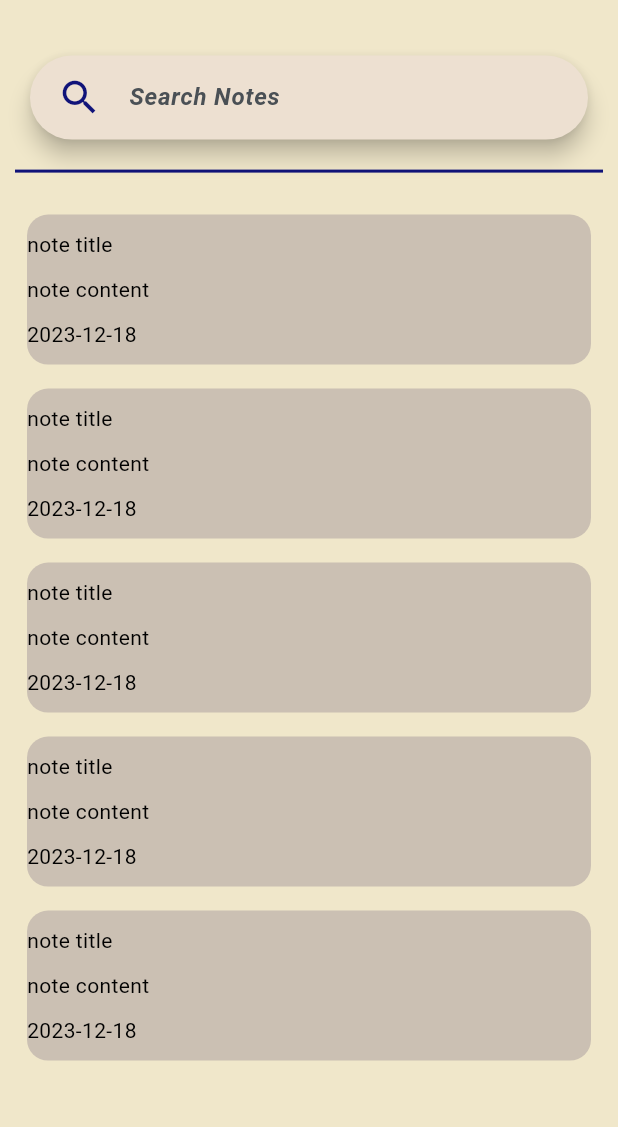
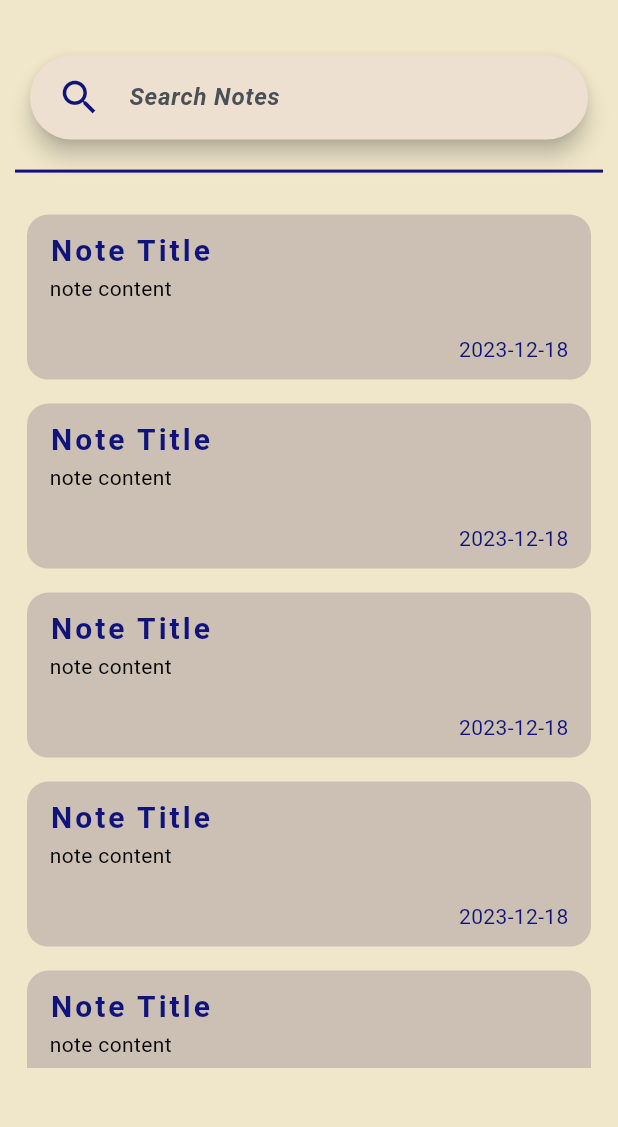
Before and after one commit to kaleabSolomon/jotdown, a Flutter app: the screen it shows after launch, on a phone screen of 412 x 824 dp, the part 83-1210 px from its top. Run offline on Flutter 3.47's test engine with Material 3 defaults, Android fonts, the phone set to English and light mode, and no system bars; our stand-ins replace hive, hive_flutter; accounts and stored records are empty.

Commit message:
refine note_tile layout

```diff
--- a/lib/widgets/note_tile.dart
+++ b/lib/widgets/note_tile.dart
@@ -15,19 +15,41 @@ class _NoteTileState extends State<NoteTile> {
     return Container(
         margin: EdgeInsets.all(8),
         width: MediaQuery.of(context).size.width * 0.4,
-        height: 100,
+        // TODO: make the height dynamic
+        height: 110,
         decoration: BoxDecoration(
           color: Theme.of(context).colorScheme.surface,
           borderRadius: BorderRadius.circular(14),
         ),
-        child: Column(
-          mainAxisAlignment: MainAxisAlignment.spaceEvenly,
-          crossAxisAlignment: CrossAxisAlignment.start,
-          children: [
-            Text("note title"),
-            Text("note content"),
-            Text('${currentDate.year}-${currentDate.month}-${currentDate.day}')
-          ],
+        child: Padding(
+          padding: const EdgeInsets.symmetric(horizontal: 15, vertical: 10),
+          child: Stack(children: [
+            Column(
+              crossAxisAlignment: CrossAxisAlignment.start,
+              children: [
+                Text(
+                  "Note Title",
+                  style: TextStyle(
+                      color: Theme.of(context).colorScheme.primary,
+                      fontSize: 20,
+                      fontWeight: FontWeight.bold,
+                      letterSpacing: 2),
+                ),
+                const Text(
+                  "note content  ",
+                  maxLines: 2,
+                ),
+              ],
+            ),
+            Positioned(
+              right: 0,
+              bottom: 0,
+              child: Text(
+                '${currentDate.year}-${currentDate.month}-${currentDate.day}',
+                style: TextStyle(color: Theme.of(context).colorScheme.primary),
+              ),
+            )
+          ]),
         ));
   }
 }
```
